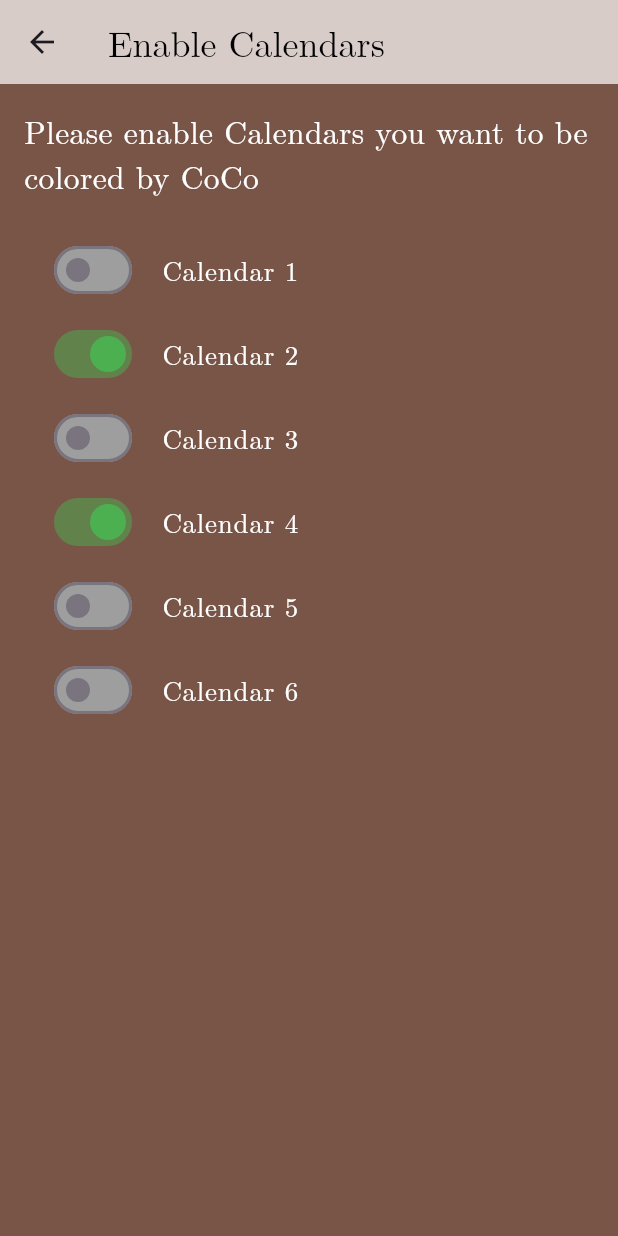
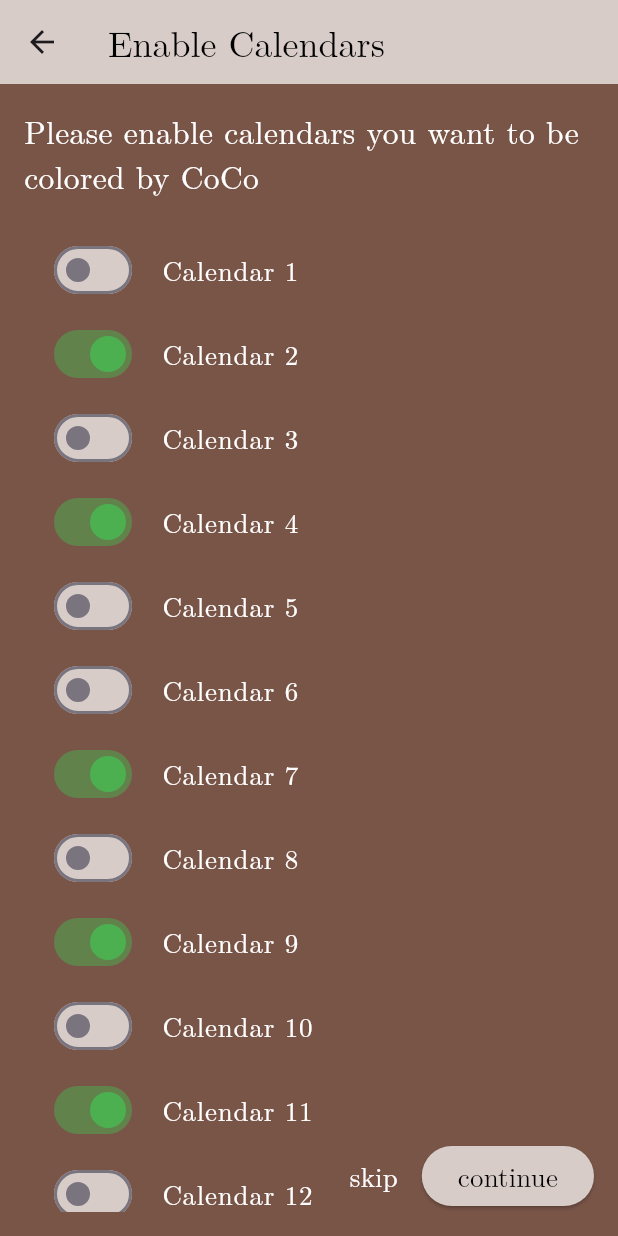
Before and after one commit to SirSirom/ProjectCoCo, a Flutter app: the EnableCalendarsScreen screen opened by its route, on a phone screen of 412 x 824 dp. Run offline on Flutter 3.47's test engine with Material 3 defaults, Android fonts, the phone set to English and light mode, and no system bars.

Commit message:
added skip and continue button

```diff
--- a/lib/main.dart
+++ b/lib/main.dart
@@ -128,6 +128,18 @@
     {'name': 'Calendar 4', 'enabled': true},
     {'name': 'Calendar 5', 'enabled': false},
     {'name': 'Calendar 6', 'enabled': false},
+    {'name': 'Calendar 7', 'enabled': true},
+    {'name': 'Calendar 8', 'enabled': false},
+    {'name': 'Calendar 9', 'enabled': true},
+    {'name': 'Calendar 10', 'enabled': false},
+    {'name': 'Calendar 11', 'enabled': true},
+    {'name': 'Calendar 12', 'enabled': false},
+    {'name': 'Calendar 13', 'enabled': true},
+    {'name': 'Calendar 14', 'enabled': false},
+    {'name': 'Calendar 15', 'enabled': true},
+    {'name': 'Calendar 16', 'enabled': false},
+    {'name': 'Calendar 17', 'enabled': true},
+    {'name': 'Calendar 18', 'enabled': false},
   ];
 
   @override
@@ -141,17 +153,23 @@
         backgroundColor: Colors.brown[100],
       ),
 
-      body: Padding(
+      body: Stack(
+        children: [
+          Padding(
             padding: const EdgeInsets.all(16.0),
             child: Column(
               crossAxisAlignment: CrossAxisAlignment.start,
               children: [
+
                 //TEXT
                 const Text(
-              "Please enable Calendars you want to be colored by CoCo",
+                  "Please enable calendars you want to be colored by CoCo",
                   style: TextStyle(color: Colors.white, fontSize: 21, fontFamily: 'NewComputerModern'),
                 ),
+
+                //SPACING
                 const SizedBox(height: 20),
+
                 //SCROLLABLE LIST
                 Expanded(
                   child: ListView.builder(
@@ -166,7 +184,8 @@
                             });
                           },
                           activeColor: Colors.green,
-                      inactiveTrackColor: Colors.grey,
+                          inactiveTrackColor: Colors.brown[100],
+
                         ),
                         title: Text(
                           _calendars[index]['name'],
@@ -180,6 +199,19 @@
               ],
             ),
           ),
+          Positioned(
+            bottom: 16,
+            right: 16,
+            child: Row(
+              children: [
+                TextButton(onPressed: (){},
+                    child: const Text("skip", style: TextStyle(color: Colors.white, fontSize: 18, fontFamily: 'NewComputerModern'))),
+                ElevatedButton(onPressed: (){}, child: const Text("continue", style: TextStyle(color: Colors.black, fontSize: 18, fontFamily: 'NewComputerModern')), style: ElevatedButton.styleFrom(backgroundColor: Colors.brown[100]))
+              ],
+            ),
+          ),
+        ],
+      ),
     );
   }
 }
```
Lines whose indentation alone changed are shown as unchanged.
